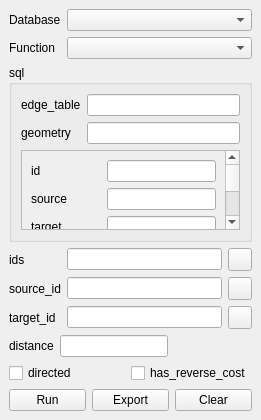
Above: ui_pgRoutingLayer.ui from anitagraser/pgRoutingLayer before the change. Below: the same form after it.
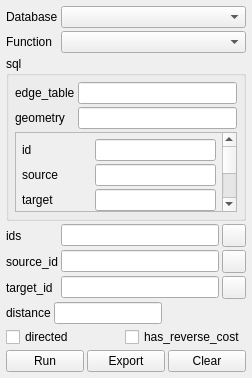
That is the form after the change. Icons and pictures are not drawn.

Commit message: reduce spacing(-3) and add some error handling, .etc

The edit to the form file:
```diff
--- a/ui_pgRoutingLayer.ui
+++ b/ui_pgRoutingLayer.ui
@@ -6,8 +6,8 @@
    <rect>
     <x>0</x>
     <y>0</y>
-    <width>242</width>
-    <height>420</height>
+    <width>230</width>
+    <height>378</height>
    </rect>
   </property>
   <property name="windowTitle">
@@ -15,8 +15,20 @@
   </property>
   <widget class="QWidget" name="dockWidgetContents">
    <layout class="QVBoxLayout" name="verticalLayout">
+    <property name="spacing">
+     <number>3</number>
+    </property>
+    <property name="sizeConstraint">
+     <enum>QLayout::SetMaximumSize</enum>
+    </property>
+    <property name="margin">
+     <number>6</number>
+    </property>
     <item>
      <layout class="QGridLayout" name="gridLayoutBase">
+      <property name="spacing">
+       <number>3</number>
+      </property>
       <item row="0" column="0">
        <widget class="QLabel" name="labelConnections">
         <property name="sizePolicy">
@@ -115,6 +127,12 @@
     </item>
     <item>
      <widget class="QGroupBox" name="groupBoxSql">
+      <property name="sizePolicy">
+       <sizepolicy hsizetype="Preferred" vsizetype="Maximum">
+        <horstretch>0</horstretch>
+        <verstretch>0</verstretch>
+       </sizepolicy>
+      </property>
       <property name="locale">
        <locale language="English" country="UnitedStates"/>
       </property>
@@ -122,8 +140,20 @@
        <string>sql</string>
       </property>
       <layout class="QVBoxLayout" name="verticalLayout_2">
+       <property name="spacing">
+        <number>3</number>
+       </property>
+       <property name="sizeConstraint">
+        <enum>QLayout::SetDefaultConstraint</enum>
+       </property>
+       <property name="margin">
+        <number>6</number>
+       </property>
        <item>
         <layout class="QGridLayout" name="gridLayout">
+         <property name="spacing">
+          <number>3</number>
+         </property>
          <item row="0" column="0">
           <widget class="QLabel" name="labelTable">
            <property name="locale">
@@ -165,21 +195,45 @@
        </item>
        <item>
         <widget class="QScrollArea" name="scrollAreaColumns">
+         <property name="sizePolicy">
+          <sizepolicy hsizetype="Expanding" vsizetype="Maximum">
+           <horstretch>0</horstretch>
+           <verstretch>0</verstretch>
+          </sizepolicy>
+         </property>
          <property name="widgetResizable">
           <bool>true</bool>
          </property>
+         <property name="alignment">
+          <set>Qt::AlignLeading|Qt::AlignLeft|Qt::AlignTop</set>
+         </property>
          <widget class="QWidget" name="scrollAreaWidgetContents_2">
           <property name="geometry">
            <rect>
             <x>0</x>
             <y>0</y>
             <width>185</width>
-            <height>300</height>
+            <height>264</height>
            </rect>
           </property>
           <layout class="QGridLayout" name="gridLayout_2">
+           <property name="sizeConstraint">
+            <enum>QLayout::SetDefaultConstraint</enum>
+           </property>
+           <property name="margin">
+            <number>6</number>
+           </property>
+           <property name="spacing">
+            <number>3</number>
+           </property>
            <item row="0" column="0">
             <layout class="QGridLayout" name="gridLayoutColumns">
+             <property name="sizeConstraint">
+              <enum>QLayout::SetDefaultConstraint</enum>
+             </property>
+             <property name="spacing">
+              <number>3</number>
+             </property>
              <item row="0" column="0">
               <widget class="QLabel" name="labelId">
                <property name="locale">
@@ -345,6 +399,9 @@
     </item>
     <item>
      <layout class="QGridLayout" name="gridLayoutIds">
+      <property name="spacing">
+       <number>3</number>
+      </property>
       <item row="1" column="0">
        <widget class="QLabel" name="labelSourceId">
         <property name="locale">
@@ -425,6 +482,12 @@
       </item>
       <item row="0" column="2">
        <widget class="QToolButton" name="buttonSelectIds">
+        <property name="sizePolicy">
+         <sizepolicy hsizetype="Fixed" vsizetype="Fixed">
+          <horstretch>0</horstretch>
+          <verstretch>0</verstretch>
+         </sizepolicy>
+        </property>
         <property name="text">
          <string/>
         </property>
@@ -441,6 +504,12 @@
     </item>
     <item>
      <layout class="QHBoxLayout" name="horizontalLayoutOption">
+      <property name="spacing">
+       <number>3</number>
+      </property>
+      <property name="sizeConstraint">
+       <enum>QLayout::SetDefaultConstraint</enum>
+      </property>
       <item>
        <widget class="QLabel" name="labelDistance">
         <property name="text">
@@ -468,6 +537,9 @@
     </item>
     <item>
      <layout class="QHBoxLayout" name="horizontalLayoutOption1">
+      <property name="spacing">
+       <number>3</number>
+      </property>
       <item>
        <widget class="QCheckBox" name="checkBoxDirected">
         <property name="toolTip">
@@ -492,6 +564,9 @@
     </item>
     <item>
      <layout class="QHBoxLayout" name="horizontalLayoutCommands">
+      <property name="spacing">
+       <number>3</number>
+      </property>
       <property name="rightMargin">
        <number>0</number>
       </property>
```
The commit also changes 1 other file.
